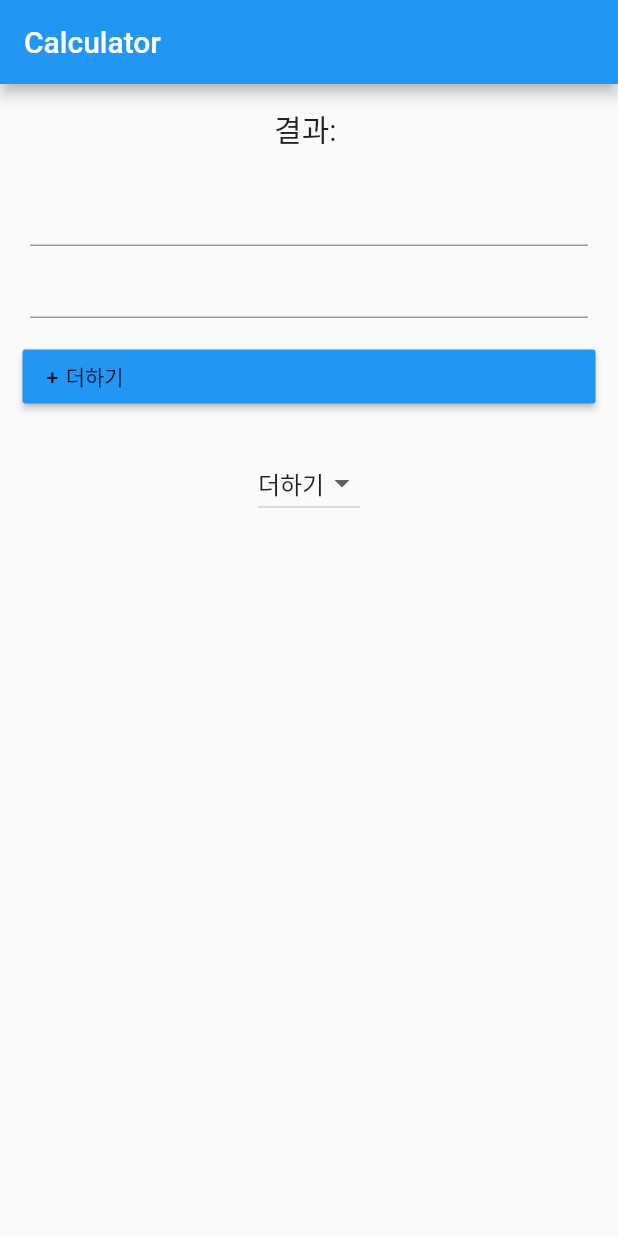
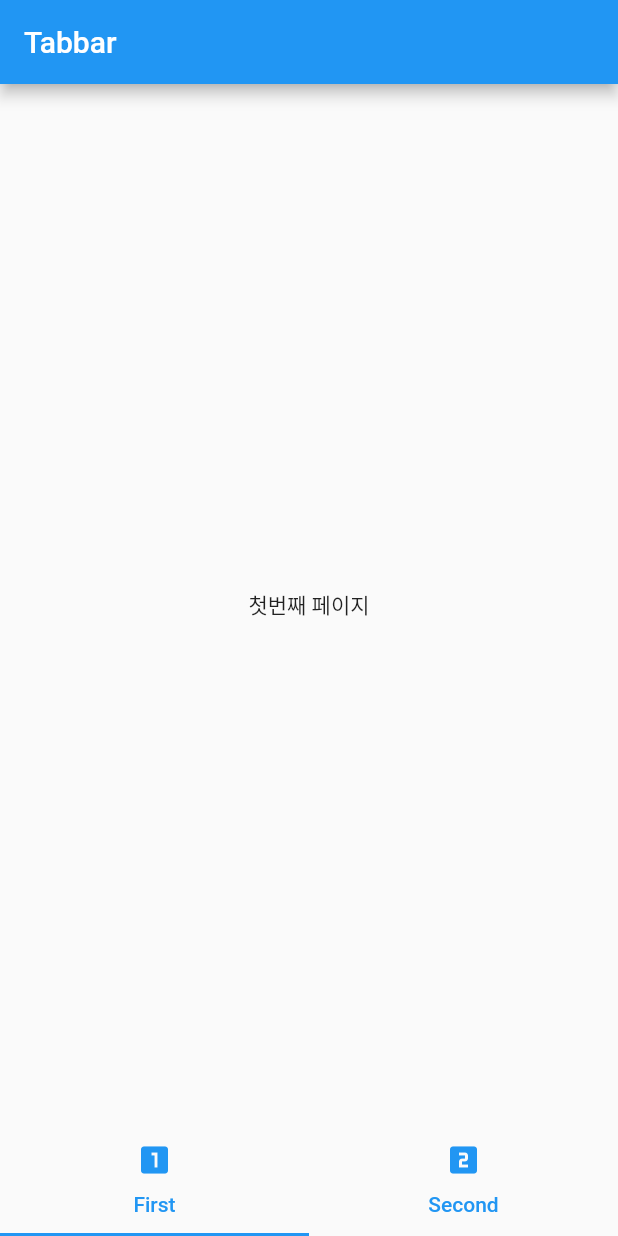
Before and after one commit to yjyoon-dev/flutter-app-example, a Flutter app: the screen it shows after launch, on a phone screen of 412 x 824 dp. Run offline on Flutter 3.47's test engine with Material 2 defaults, Android fonts, the phone set to English and light mode, and no system bars.

Commit message:
탭바를 이용한 화면 이동 구현

```diff
--- a/lib/main.dart
+++ b/lib/main.dart
@@ -1,6 +1,7 @@
 import 'package:flutter/material.dart';
 import 'imageWidget.dart';
 import 'calculator.dart';
+import 'tabbar.dart';
 
 void main() {
   runApp(MyApp());
@@ -14,7 +15,7 @@ class MyApp extends StatelessWidget {
       theme: ThemeData(
         primarySwatch: Colors.blue,
       ),
-      home: Calculator(),
+      home: Tabbar(),
     );
   }
 }
--- /dev/null
+++ b/lib/sub/firstpage.dart
@@ -0,0 +1,14 @@
+import 'package:flutter/material.dart';
+
+class Firstpage extends StatelessWidget {
+  @override
+  Widget build(BuildContext context) {
+    return Scaffold(
+      body: Container(
+        child: Center(
+          child: Text('첫번째 페이지'),
+        ),
+      ),
+    );
+  }
+}
--- /dev/null
+++ b/lib/sub/secondpage.dart
@@ -0,0 +1,14 @@
+import 'package:flutter/material.dart';
+
+class Secondpage extends StatelessWidget {
+  @override
+  Widget build(BuildContext context) {
+    return Scaffold(
+      body: Container(
+        child: Center(
+          child: Text('두번째 페이지'),
+        ),
+      ),
+    );
+  }
+}
--- /dev/null
+++ b/lib/tabbar.dart
@@ -0,0 +1,38 @@
+import 'package:flutter/material.dart';
+import 'sub/firstpage.dart';
+import 'sub/secondpage.dart';
+
+class Tabbar extends StatefulWidget {
+  @override
+  State<StatefulWidget> createState() {
+    return _Tabbar();
+  }
+}
+
+class _Tabbar extends State<Tabbar> {
+  @override
+  Widget build(BuildContext context) {
+    return DefaultTabController(
+      length: 2,
+      child: Scaffold(
+        appBar: AppBar(
+          title: Text('Tabbar'),
+        ),
+        body: TabBarView(
+          children: [Firstpage(), Secondpage()],
+        ),
+        bottomNavigationBar: TabBar(
+          tabs: <Tab>[
+            Tab(
+                icon: Icon(Icons.looks_one, color: Colors.blue),
+                child: Text('First', style: TextStyle(color: Colors.blue))),
+            Tab(
+              icon: Icon(Icons.looks_two, color: Colors.blue),
+              child: Text('Second', style: TextStyle(color: Colors.blue)),
+            )
+          ],
+        ),
+      ),
+    );
+  }
+}
```
